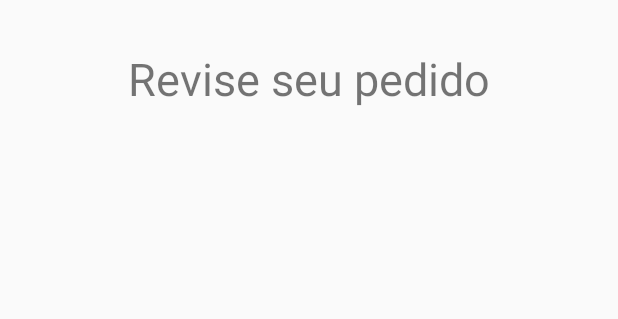
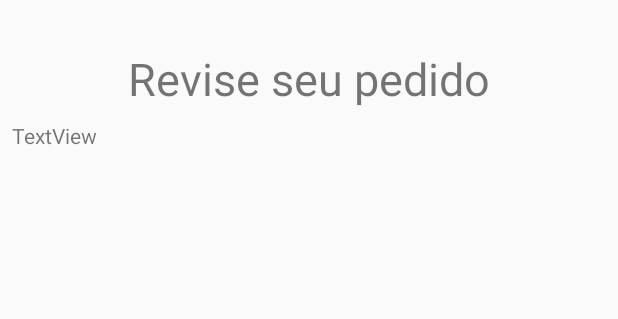
Before and after one commit to pcdateixeira/deliverybagual, an Android app: the layout resumo_pedido.xml on its own in the app's theme, with its tools: preview values and no code run, on a phone screen of 412 x 824 dp. Shown: the top 319 px of the screen. Run offline under Robolectric (Android 15) with nearby library versions, the phone set to English and light mode, and no system bars.

Commit message:
Adiciona todas as informacoes ao pedido.

```diff
--- a/app/src/main/res/layout/resumo_pedido.xml
+++ b/app/src/main/res/layout/resumo_pedido.xml
@@ -28,4 +28,20 @@
         android:text="@string/confirmar"
         app:layout_constraintBottom_toBottomOf="parent"
         app:layout_constraintEnd_toEndOf="parent" />
+
+    <TextView
+        android:id="@+id/info"
+        android:layout_width="0dp"
+        android:layout_height="0dp"
+        android:layout_marginStart="8dp"
+        android:layout_marginLeft="8dp"
+        android:layout_marginTop="8dp"
+        android:layout_marginEnd="8dp"
+        android:layout_marginRight="8dp"
+        android:layout_marginBottom="8dp"
+        android:text="TextView"
+        app:layout_constraintBottom_toTopOf="@+id/botaoConfirmar"
+        app:layout_constraintEnd_toEndOf="parent"
+        app:layout_constraintStart_toStartOf="parent"
+        app:layout_constraintTop_toBottomOf="@+id/textoAjuda" />
 </androidx.constraintlayout.widget.ConstraintLayout>
```
Also changed, not shown: app/src/main/java/com/example/deliverybagual/AgendarEntrega.java (+22 -48 lines), app/src/main/java/com/example/deliverybagual/Churrascaria.java (added, +21 -0 lines), app/src/main/java/com/example/deliverybagual/Confirmacao.java (+6 -8 lines), app/src/main/java/com/example/deliverybagual/EscolherChurrascaria.java (+16 -8 lines), app/src/main/java/com/example/deliverybagual/Pedido.java (+17 -22 lines), app/src/main/java/com/example/deliverybagual/ResumoPedido.java (+9 -0 lines).
